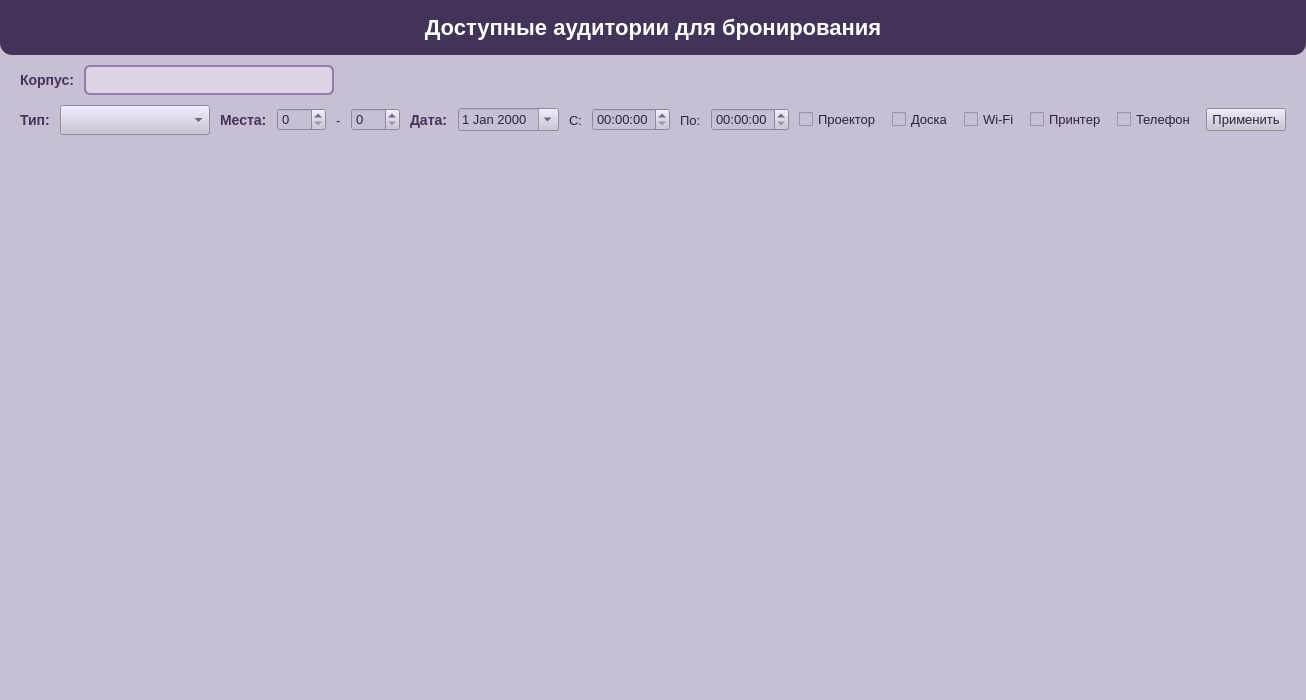
Old version of the form frontend/client/ui/rooms/room_list_window.ui in the repository cgsgag2/RoomSched.
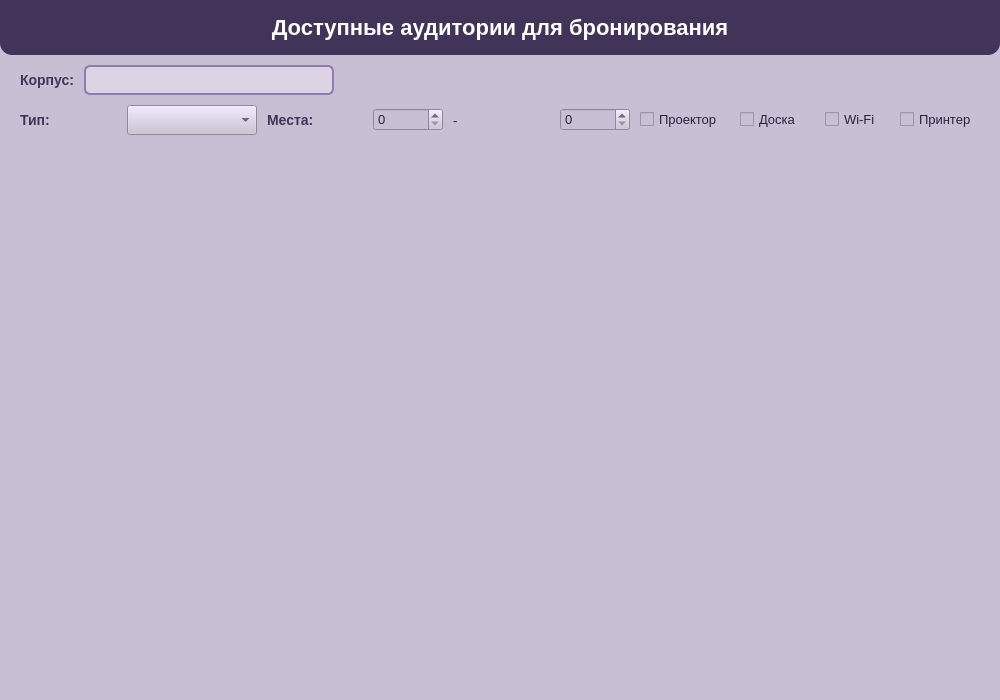
New version of the form.

Commit message: Commit by Varvara Lakhnova. Add filter

What changed in the file:
```diff
--- a/frontend/client/ui/rooms/room_list_window.ui
+++ b/frontend/client/ui/rooms/room_list_window.ui
@@ -152,7 +152,7 @@
                             </property>
                             <property name="sizeHint" stdset="0">
                                 <size>
-                                    <width>40</width>
+                                    <width>20</width>
                                     <height>20</height>
                                 </size>
                             </property>
@@ -182,7 +182,13 @@
                     <widget class="QComboBox" name="typeCombo">
                       <property name="minimumSize">
                         <size>
-                          <width>150</width>
+                          <width>130</width>
+                          <height>30</height>
+                        </size>
+                      </property>
+                      <property name="maximumSize">
+                        <size>
+                          <width>130</width>
                           <height>30</height>
                         </size>
                       </property>
@@ -206,6 +212,18 @@
                       <property name="maximum">
                         <number>500</number>
                       </property>
+                      <property name="minimumSize">
+                        <size>
+                          <width>70</width>
+                          <height>0</height>
+                        </size>
+                      </property>
+                      <property name="maximumSize">
+                        <size>
+                          <width>70</width>
+                          <height>16777215</height>
+                        </size>
+                      </property>
                     </widget>
                   </item>
                   <item>
@@ -223,50 +241,38 @@
                       <property name="maximum">
                         <number>500</number>
                       </property>
-                    </widget>
-                  </item>
-                  <item>
-                    <widget class="QLabel" name="dateLabel">
-                      <property name="text">
-                        <string>Дата:</string>
+                      <property name="minimumSize">
+                        <size>
+                          <width>70</width>
+                          <height>0</height>
+                        </size>
                       </property>
-                      <property name="styleSheet">
-                        <string>font-weight: 600; color: #423358; font-size: 14px;</string>
+                      <property name="maximumSize">
+                        <size>
+                          <width>70</width>
+                          <height>16777215</height>
+                        </size>
                       </property>
                     </widget>
                   </item>
-                  <item>
-                    <widget class="QDateEdit" name="dateFilter">
-                      <property name="calendarPopup">
-                        <bool>true</bool>
-                      </property>
-                    </widget>
-                  </item>
-                  <item>
-                    <widget class="QLabel" name="timeFromLabel">
-                      <property name="text">
-                        <string>С:</string>
-                      </property>
-                    </widget>
-                  </item>
-                  <item>
-                    <widget class="QTimeEdit" name="startTimeFilter"/>
-                  </item>
-                  <item>
-                    <widget class="QLabel" name="timeToLabel">
-                      <property name="text">
-                        <string>По:</string>
-                      </property>
-                    </widget>
-                  </item>
-                  <item>
-                    <widget class="QTimeEdit" name="endTimeFilter"/>
-                  </item>
+
                   <item>
                     <widget class="QCheckBox" name="projectorCheck">
                       <property name="text">
                         <string>Проектор</string>
                       </property>
+                      <property name="minimumSize">
+                        <size>
+                          <width>90</width>
+                          <height>0</height>
+                        </size>
+                      </property>
+                      <property name="maximumSize">
+                        <size>
+                          <width>90</width>
+                          <height>16777215</height>
+                        </size>
+                      </property>
                     </widget>
                   </item>
                   <item>
@@ -274,6 +280,18 @@
                       <property name="text">
                         <string>Доска</string>
                       </property>
+                      <property name="minimumSize">
+                        <size>
+                          <width>75</width>
+                          <height>0</height>
+                        </size>
+                      </property>
+                      <property name="maximumSize">
+                        <size>
+                          <width>75</width>
+                          <height>16777215</height>
+                        </size>
+                      </property>
                     </widget>
                   </item>
                   <item>
@@ -281,6 +299,18 @@
                       <property name="text">
                         <string>Wi-Fi</string>
                       </property>
+                      <property name="minimumSize">
+                        <size>
+                          <width>65</width>
+                          <height>0</height>
+                        </size>
+                      </property>
+                      <property name="maximumSize">
+                        <size>
+                          <width>65</width>
+                          <height>16777215</height>
+                        </size>
+                      </property>
                     </widget>
                   </item>
                   <item>
@@ -288,19 +318,17 @@
                       <property name="text">
                         <string>Принтер</string>
                       </property>
-                    </widget>
-                  </item>
-                  <item>
-                    <widget class="QCheckBox" name="phoneCheck">
-                      <property name="text">
-                        <string>Телефон</string>
+                      <property name="minimumSize">
+                        <size>
+                          <width>80</width>
+                          <height>0</height>
+                        </size>
                       </property>
-                    </widget>
-                  </item>
-                  <item>
-                    <widget class="QPushButton" name="applyFiltersButton">
-                      <property name="text">
-                        <string>Применить</string>
+                      <property name="maximumSize">
+                        <size>
+                          <width>80</width>
+                          <height>16777215</height>
+                        </size>
                       </property>
                     </widget>
                   </item>
```
The commit also changes 6 other files.
